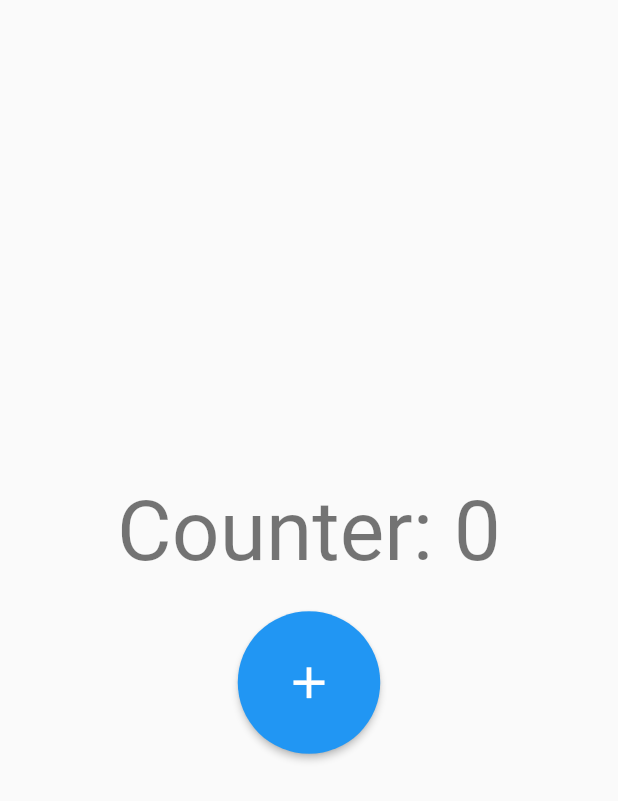
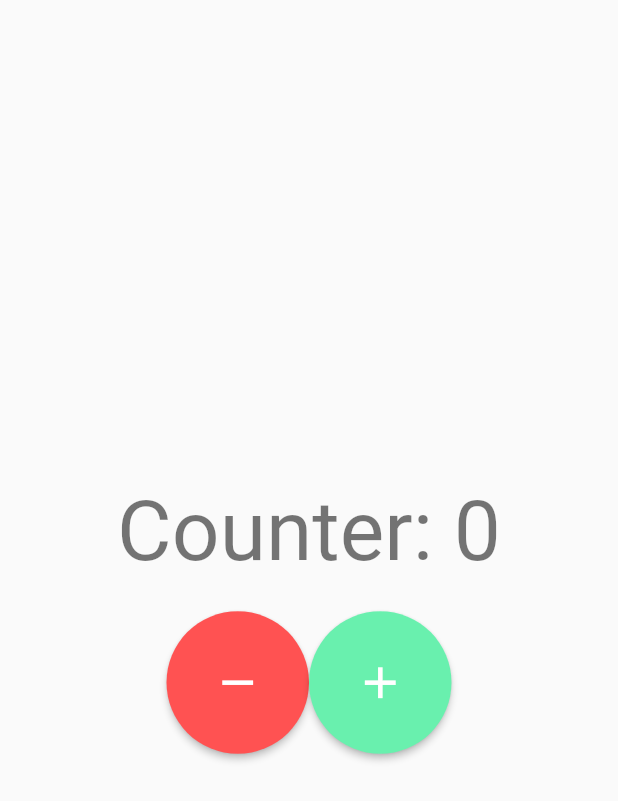
Before and after one commit to xenxi/flutter-web-routes, a Flutter app: the screen it shows after launch, on a phone screen of 412 x 824 dp. Shown: the top 801 px of the screen. Run offline on Flutter 3.47's test engine with Material 2 defaults, Android fonts, the phone set to English and light mode, and no system bars.

Commit message:
:lipstick: add decrement btn

```diff
--- a/lib/presentation/pages/counter_page.dart
+++ b/lib/presentation/pages/counter_page.dart
@@ -1,4 +1,5 @@
 import 'package:flutter/material.dart';
+import 'package:flutter_web_routes_spike/presentation/shared/custom_circle_button.dart';
 
 class CounterPage extends StatefulWidget {
   static String route = '/counter';
@@ -26,14 +27,20 @@ class _CounterPageState extends State<CounterPage> {
           const SizedBox(
             height: 20,
           ),
-          ElevatedButton(
-            style: ElevatedButton.styleFrom(
-                shape: const CircleBorder(), padding: const EdgeInsets.all(30)),
-            child: const Icon(
-              Icons.add,
-              size: 35,
-            ),
-            onPressed: () => setState(() => numOfClicks++),
+          Row(
+            mainAxisAlignment: MainAxisAlignment.center,
+            children: [
+              CustomCircleButton(
+                iconData: Icons.remove,
+                color: Colors.redAccent,
+                onPressed: () => setState(() => numOfClicks--),
+              ),
+              CustomCircleButton(
+                iconData: Icons.add,
+                color: Colors.greenAccent,
+                onPressed: () => setState(() => numOfClicks++),
+              ),
+            ],
           )
         ],
       ),
--- /dev/null
+++ b/lib/presentation/shared/custom_circle_button.dart
@@ -0,0 +1,28 @@
+import 'package:flutter/material.dart';
+
+class CustomCircleButton extends StatelessWidget {
+  const CustomCircleButton({
+    Key? key,
+    required this.onPressed,
+    required this.iconData,
+    this.color,
+  }) : super(key: key);
+
+  final void Function() onPressed;
+  final IconData iconData;
+  final Color? color;
+  @override
+  Widget build(BuildContext context) {
+    return ElevatedButton(
+      style: ElevatedButton.styleFrom(
+          primary: color,
+          shape: const CircleBorder(),
+          padding: const EdgeInsets.all(30)),
+      child: Icon(
+        iconData,
+        size: 35,
+      ),
+      onPressed: onPressed,
+    );
+  }
+}
```
